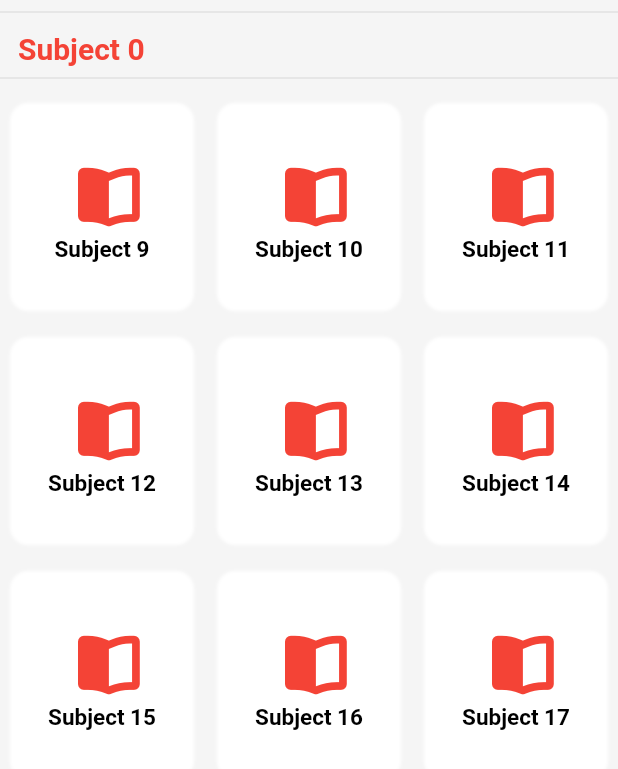
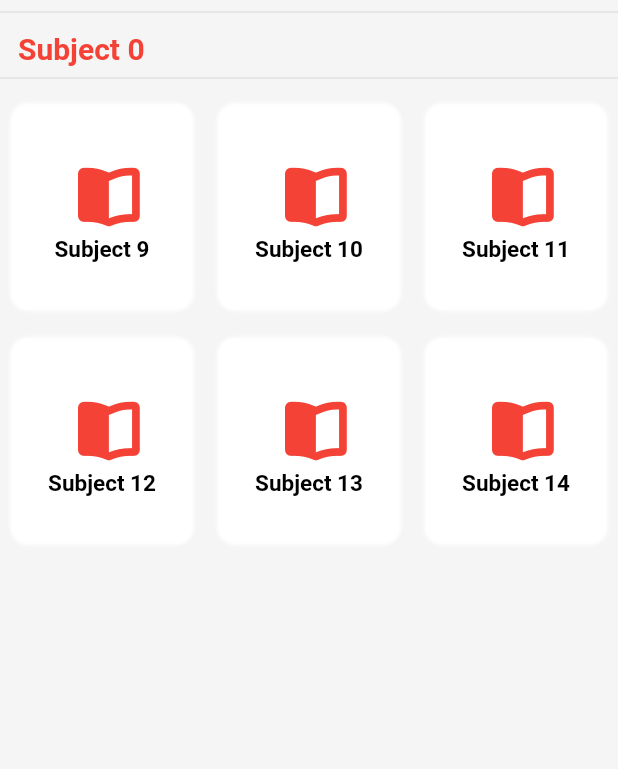
Before and after one commit to sparksystems-sat/ExtremePlus, a Flutter app: the GradeSubjectPage screen opened directly with empty values, on a phone screen of 412 x 824 dp. Shown: the top 769 px of the screen. Run offline on Flutter 3.47's test engine with Material 3 defaults, Android fonts, the light colour scheme and no system bars; drawn by our look-alikes of flutter_animate; our stand-ins replace animated_background, carousel_slider, font_awesome_flutter, shared_preferences, smooth_page_indicator; accounts and stored records are empty; network calls fail.

Commit message:
pull and megre

```diff
--- a/lib/screen/grade_subject.dart
+++ b/lib/screen/grade_subject.dart
@@ -1,20 +1,15 @@
-
 import 'package:exam_practice_app/l10n/language_constants.dart';
 import 'package:exam_practice_app/widgets/big_text.dart';
-import 'package:exam_practice_app/widgets/body_text.dart';
 import 'package:exam_practice_app/widgets/grade_subject_container.dart';
-import 'package:exam_practice_app/widgets/medium_text.dart';
 import 'package:flutter/material.dart';
 import 'package:flutter_animate/flutter_animate.dart';
 import 'package:font_awesome_flutter/font_awesome_flutter.dart';
-
 class GradeSubjectPage extends StatefulWidget {
   final int grade;
-  GradeSubjectPage({super.key, required this.grade});
+  const GradeSubjectPage({super.key, required this.grade});
   @override
   State<GradeSubjectPage> createState() => _GradeSubjectPageState();
 }
-
 class _GradeSubjectPageState extends State<GradeSubjectPage> {
   @override
   Widget build(BuildContext context) {
@@ -51,10 +46,6 @@ class _GradeSubjectPageState extends State<GradeSubjectPage> {
           ),
           SliverGrid.builder(
             gridDelegate: SliverGridDelegateWithFixedCrossAxisCount(
-              // crossAxisCount: 3,
-              // mainAxisSpacing: 18.0,
-              // crossAxisSpacing: 4.0,
-              // childAspectRatio: 1,
               crossAxisCount: 3,
               mainAxisSpacing: 20.0,
               crossAxisSpacing: 2.0,
@@ -76,7 +67,7 @@ class _GradeSubjectPageState extends State<GradeSubjectPage> {
                 ),
               );
             },
-            itemCount: 9,
+            itemCount: 6,
           ),
         ],
       ),
```
Also changed, not shown: lib/widgets/app_bar.dart (+1 -15 lines).
